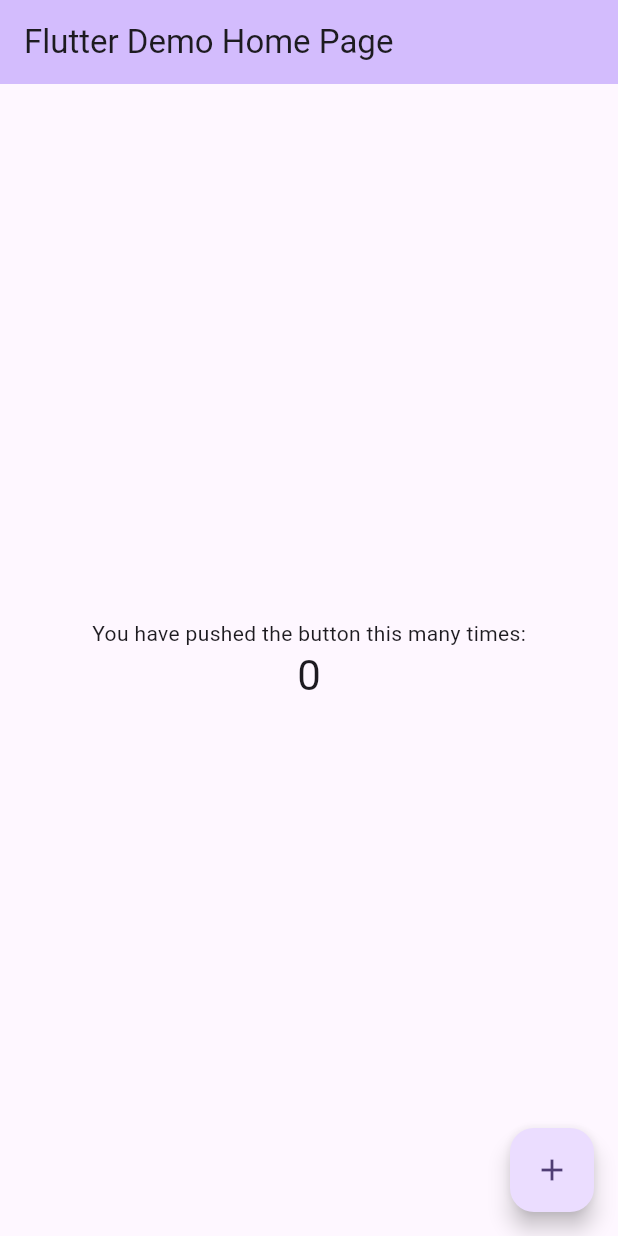
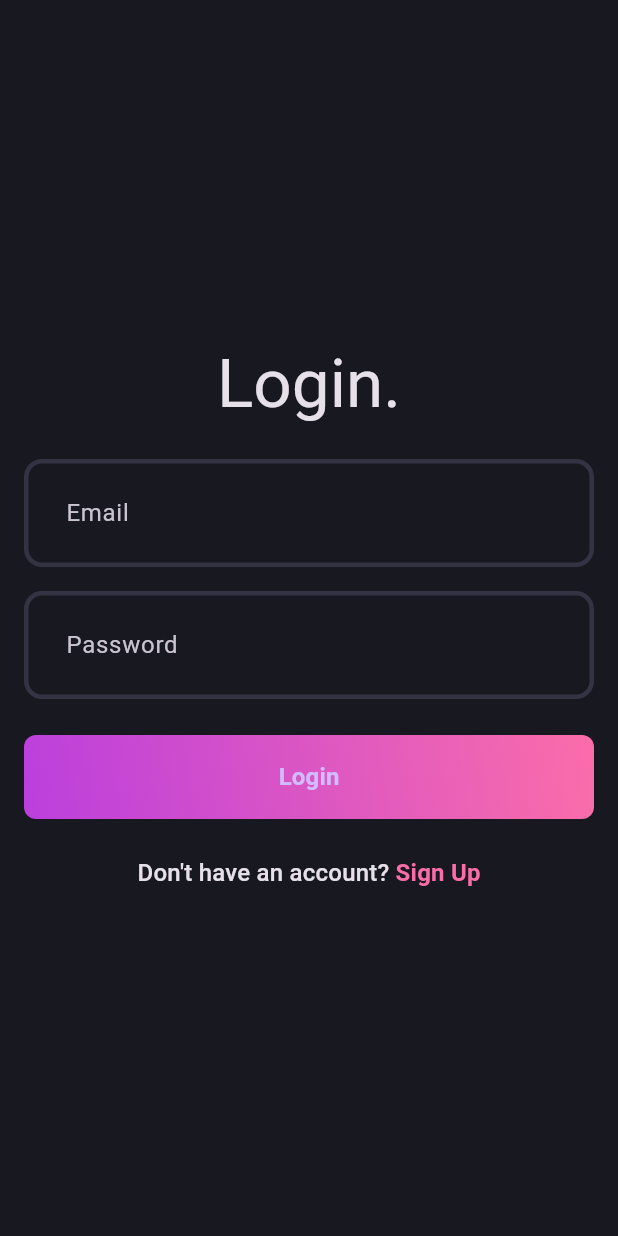
Before and after one commit to Danial-03-dev/blog_app, a Flutter app: the screen it shows after launch, on a phone screen of 412 x 824 dp. Run offline on Flutter 3.47's test engine with Material 3 defaults, Android fonts, the phone set to English and light mode, and no system bars.

Commit message:
feat: add ui for sign up page and login page

```diff
--- /dev/null
+++ b/lib/core/theme/app_pallete.dart
@@ -0,0 +1,13 @@
+import 'package:flutter/material.dart';
+
+class AppPallete {
+  static const Color backgroundColor = Color.fromRGBO(24, 24, 32, 1);
+  static const Color gradient1 = Color.fromRGBO(187, 63, 221, 1);
+  static const Color gradient2 = Color.fromRGBO(251, 109, 169, 1);
+  static const Color gradient3 = Color.fromRGBO(255, 159, 124, 1);
+  static const Color borderColor = Color.fromRGBO(52, 51, 67, 1);
+  static const Color whiteColor = Colors.white;
+  static const Color greyColor = Colors.grey;
+  static const Color errorColor = Colors.redAccent;
+  static const Color transparentColor = Colors.transparent;
+}
--- /dev/null
+++ b/lib/core/theme/theme.dart
@@ -0,0 +1,19 @@
+import 'package:blog_app/core/theme/app_pallete.dart';
+import 'package:flutter/material.dart';
+
+class AppTheme {
+  static _border([Color color = AppPallete.borderColor]) => OutlineInputBorder(
+    borderSide: BorderSide(color: color, width: 3),
+    borderRadius: BorderRadius.circular(12),
+  );
+
+  static final darkThemeMode = ThemeData.dark().copyWith(
+    scaffoldBackgroundColor: AppPallete.backgroundColor,
+    appBarTheme: const AppBarTheme(backgroundColor: AppPallete.backgroundColor),
+    inputDecorationTheme: InputDecorationTheme(
+      contentPadding: const EdgeInsets.all(24),
+      enabledBorder: _border(),
+      focusedBorder: _border(AppPallete.gradient2),
+    ),
+  );
+}
--- /dev/null
+++ b/lib/features/auth/presentation/pages/login_page.dart
@@ -0,0 +1,16 @@
+import 'package:blog_app/features/auth/presentation/widgets/forms/login_form.dart';
+import 'package:flutter/material.dart';
+
+class LoginPage extends StatelessWidget {
+  const LoginPage({super.key});
+
+  @override
+  Widget build(BuildContext context) {
+    return Scaffold(
+      body: Padding(
+        padding: EdgeInsets.symmetric(horizontal: 16),
+        child: const LoginForm(),
+      ),
+    );
+  }
+}
--- /dev/null
+++ b/lib/features/auth/presentation/widgets/button/custom_text_button.dart
@@ -0,0 +1,29 @@
+import 'package:blog_app/core/theme/app_pallete.dart';
+import 'package:flutter/material.dart';
+
+class CustomTextButton extends StatelessWidget {
+  final String text;
+  final VoidCallback? onPressed;
+  const CustomTextButton({super.key, required this.text, this.onPressed});
+
+  @override
+  Widget build(BuildContext context) {
+    return TextButton(
+      style: ButtonStyle(
+        padding: WidgetStateProperty.all(EdgeInsets.zero),
+        minimumSize: WidgetStateProperty.all(Size.zero),
+        tapTargetSize: MaterialTapTargetSize.shrinkWrap,
+        overlayColor: WidgetStateProperty.all(Colors.transparent),
+        splashFactory: NoSplash.splashFactory,
+      ),
+      onPressed: onPressed,
+      child: Text(
+        text,
+        style: Theme.of(context).textTheme.titleMedium?.copyWith(
+          color: AppPallete.gradient2,
+          fontWeight: FontWeight.bold,
+        ),
+      ),
+    );
+  }
+}
--- /dev/null
+++ b/lib/features/auth/presentation/widgets/button/gradient_button.dart
@@ -0,0 +1,34 @@
+import 'package:blog_app/core/theme/app_pallete.dart';
+import 'package:flutter/material.dart';
+
+class GradientButton extends StatelessWidget {
+  final String text;
+
+  const GradientButton({super.key, required this.text});
+
+  @override
+  Widget build(BuildContext context) {
+    return Container(
+      decoration: BoxDecoration(
+        gradient: const LinearGradient(
+          colors: [AppPallete.gradient1, AppPallete.gradient2],
+          begin: Alignment.bottomLeft,
+          end: Alignment.topRight,
+        ),
+        borderRadius: BorderRadius.circular(8),
+      ),
+      child: ElevatedButton(
+        style: ElevatedButton.styleFrom(
+          fixedSize: Size(392, 56),
+          backgroundColor: AppPallete.transparentColor,
+          shadowColor: AppPallete.transparentColor,
+        ),
+        onPressed: () {},
+        child: Text(
+          text,
+          style: const TextStyle(fontSize: 16, fontWeight: FontWeight.w600),
+        ),
+      ),
+    );
+  }
+}
--- /dev/null
+++ b/lib/features/auth/presentation/widgets/forms/login_form.dart
@@ -0,0 +1,72 @@
+import 'package:blog_app/features/auth/presentation/pages/signup_page.dart';
+import 'package:blog_app/features/auth/presentation/widgets/button/custom_text_button.dart';
+import 'package:blog_app/features/auth/presentation/widgets/button/gradient_button.dart';
+import 'package:blog_app/features/auth/presentation/widgets/inputs/auth_field.dart';
+import 'package:flutter/material.dart';
+
+class LoginForm extends StatefulWidget {
+  const LoginForm({super.key});
+
+  @override
+  State<LoginForm> createState() => _LoginFormState();
+}
+
+class _LoginFormState extends State<LoginForm> {
+  final emailController = TextEditingController();
+  final passwordController = TextEditingController();
+
+  final formKey = GlobalKey<FormState>();
+
+  void handleSignIn() {}
+
+  void handleSignUp() {
+    Navigator.push(
+      context,
+      MaterialPageRoute(builder: (context) => SignupPage()),
+    );
+  }
+
+  @override
+  void dispose() {
+    emailController.dispose();
+    passwordController.dispose();
+
+    super.dispose();
+  }
+
+  @override
+  Widget build(BuildContext context) {
+    return Form(
+      key: formKey,
+      child: Column(
+        spacing: 24,
+        mainAxisAlignment: MainAxisAlignment.center,
+        children: [
+          Text('Login.', style: Theme.of(context).textTheme.displayMedium),
+          Column(
+            spacing: 16,
+            children: [
+              AuthField(hintText: 'Email', controller: emailController),
+              AuthField(
+                hintText: 'Password',
+                controller: passwordController,
+                obscureText: true,
+              ),
+            ],
+          ),
+          const GradientButton(text: 'Login'),
+          Row(
+            mainAxisAlignment: MainAxisAlignment.center,
+            children: [
+              Text(
+                'Don\'t have an account? ',
+                style: Theme.of(context).textTheme.titleMedium,
+              ),
+              CustomTextButton(onPressed: handleSignUp, text: 'Sign Up'),
+            ],
+          ),
+        ],
+      ),
+    );
+  }
+}
--- /dev/null
+++ b/lib/features/auth/presentation/widgets/inputs/auth_field.dart
@@ -0,0 +1,27 @@
+import 'package:flutter/material.dart';
+
+class AuthField extends StatelessWidget {
+  final String hintText;
+  final TextEditingController? controller;
+  final bool obscureText;
+
+  const AuthField({
+    super.key,
+    required this.hintText,
+    this.controller,
+    this.obscureText = false,
+  });
+
+  @override
+  Widget build(BuildContext context) {
+    return TextFormField(
+      controller: controller,
+      decoration: InputDecoration(hintText: hintText),
+      validator: (value) {
+        if (value!.isEmpty) return '$hintText is missing';
+        return null;
+      },
+      obscureText: obscureText,
+    );
+  }
+}
--- a/lib/main.dart
+++ b/lib/main.dart
@@ -1,3 +1,5 @@
+import 'package:blog_app/core/theme/theme.dart';
+import 'package:blog_app/features/auth/presentation/pages/login_page.dart';
 import 'package:flutter/material.dart';
 
 void main() {
@@ -7,116 +9,13 @@ void main() {
 class MyApp extends StatelessWidget {
   const MyApp({super.key});
 
-  // This widget is the root of your application.
   @override
   Widget build(BuildContext context) {
     return MaterialApp(
-      title: 'Flutter Demo',
-      theme: ThemeData(
-        // This is the theme of your application.
-        //
-        // TRY THIS: Try running your application with "flutter run". You'll see
-        // the application has a purple toolbar. Then, without quitting the app,
-        // try changing the seedColor in the colorScheme below to Colors.green
-        // and then invoke "hot reload" (save your changes or press the "hot
-        // reload" button in a Flutter-supported IDE, or press "r" if you used
-        // the command line to start the app).
-        //
-        // Notice that the counter didn't reset back to zero; the application
-        // state is not lost during the reload. To reset the state, use hot
-        // restart instead.
-        //
-        // This works for code too, not just values: Most code changes can be
-        // tested with just a hot reload.
-        colorScheme: ColorScheme.fromSeed(seedColor: Colors.deepPurple),
-      ),
-      home: const MyHomePage(title: 'Flutter Demo Home Page'),
+      title: 'Blog App',
+      debugShowCheckedModeBanner: false,
+      theme: AppTheme.darkThemeMode,
+      home: const LoginPage(),
     );
   }
 }
-
-class MyHomePage extends StatefulWidget {
-  const MyHomePage({super.key, required this.title});
-
-  // This widget is the home page of your application. It is stateful, meaning
-  // that it has a State object (defined below) that contains fields that affect
-  // how it looks.
-
-  // This class is the configuration for the state. It holds the values (in this
-  // case the title) provided by the parent (in this case the App widget) and
-  // used by the build method of the State. Fields in a Widget subclass are
-  // always marked "final".
-
-  final String title;
-
-  @override
-  State<MyHomePage> createState() => _MyHomePageState();
-}
-
-class _MyHomePageState extends State<MyHomePage> {
-  int _counter = 0;
-
-  void _incrementCounter() {
-    setState(() {
-      // This call to setState tells the Flutter framework that something has
-      // changed in this State, which causes it to rerun the build method below
-      // so that the display can reflect the updated values. If we changed
-      // _counter without calling setState(), then the build method would not be
-      // called again, and so nothing would appear to happen.
-      _counter++;
-    });
-  }
-
-  @override
-  Widget build(BuildContext context) {
-    // This method is rerun every time setState is called, for instance as done
-    // by the _incrementCounter method above.
-    //
-    // The Flutter framework has been optimized to make rerunning build methods
-    // fast, so that you can just rebuild anything that needs updating rather
-    // than having to individually change instances of widgets.
-    return Scaffold(
-      appBar: AppBar(
-        // TRY THIS: Try changing the color here to a specific color (to
-        // Colors.amber, perhaps?) and trigger a hot reload to see the AppBar
-        // change color while the other colors stay the same.
-        backgroundColor: Theme.of(context).colorScheme.inversePrimary,
-        // Here we take the value from the MyHomePage object that was created by
-        // the App.build method, and use it to set our appbar title.
-        title: Text(widget.title),
-      ),
-      body: Center(
-        // Center is a layout widget. It takes a single child and positions it
-        // in the middle of the parent.
-        child: Column(
-          // Column is also a layout widget. It takes a list of children and
-          // arranges them vertically. By default, it sizes itself to fit its
-          // children horizontally, and tries to be as tall as its parent.
-          //
-          // Column has various properties to control how it sizes itself and
-          // how it positions its children. Here we use mainAxisAlignment to
-          // center the children vertically; the main axis here is the vertical
-          // axis because Columns are vertical (the cross axis would be
-          // horizontal).
-          //
-          // TRY THIS: Invoke "debug painting" (choose the "Toggle Debug Paint"
-          // action in the IDE, or press "p" in the console), to see the
-          // wireframe for each widget.
-          mainAxisAlignment: MainAxisAlignment.center,
-          children: <Widget>[
-            const Text('You have pushed the button this many times:'),
-            Text(
-              '$_counter',
-              style: Theme.of(context).textTheme.headlineMedium,
-            ),
-          ],
-        ),
-      ),
-      floatingActionButton: FloatingActionButton(
-        onPressed: _incrementCounter,
-        tooltip: 'Increment',
-        child: const Icon(Icons.add),
-      ), // This trailing comma makes auto-formatting nicer for build methods.
-    );
-  }
-}
```
Also changed, not shown: lib/features/auth/presentation/pages/signup_page.dart (added, +17 -0 lines), lib/features/auth/presentation/widgets/forms/signup_form.dart (added, +74 -0 lines).
